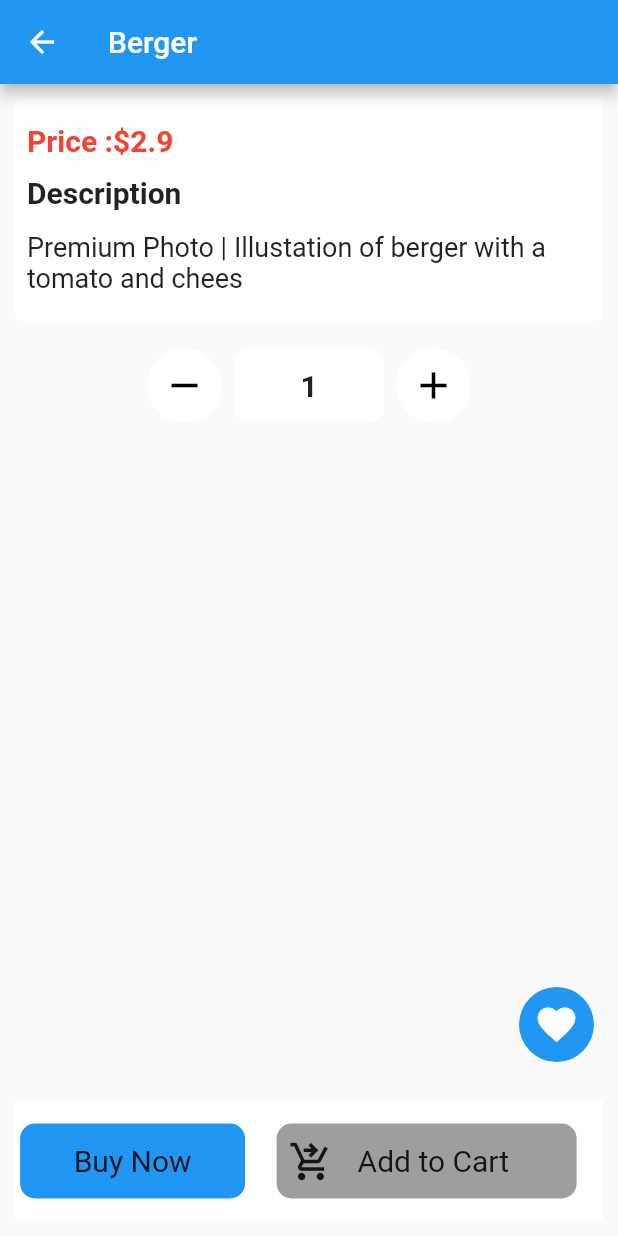
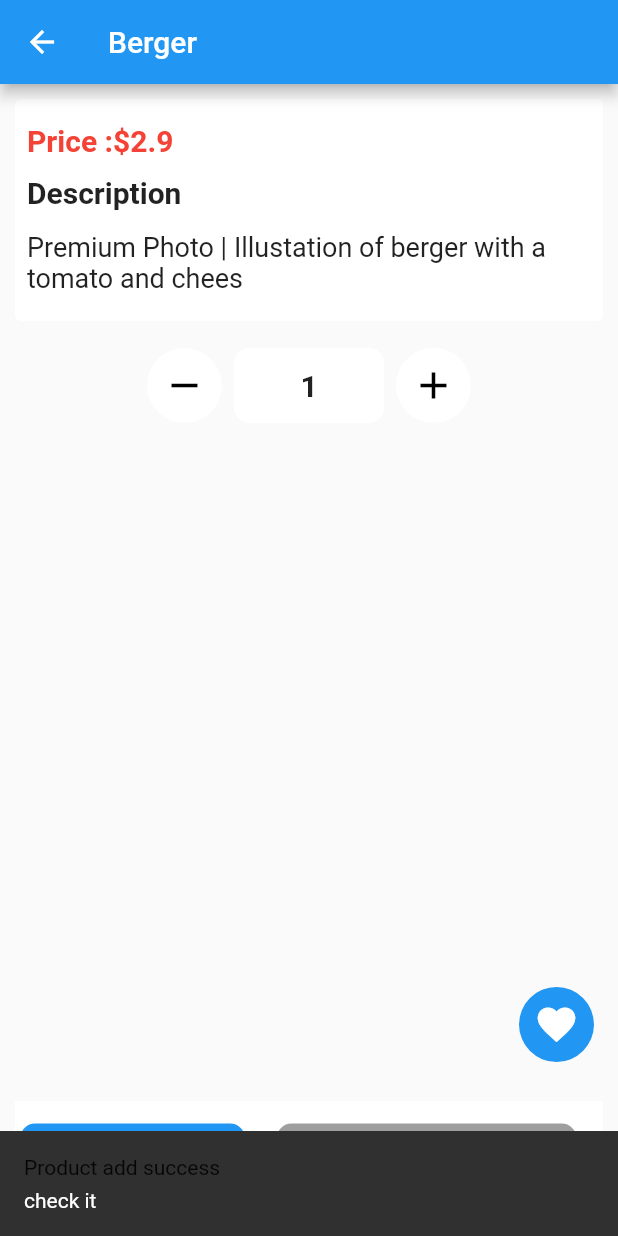
Before and after one commit to PHANNA11/App_UI_design, a Flutter app: the DetailProductScreen screen opened directly with sample values from the repository, after a tap on "Add to Cart", on a phone screen of 412 x 824 dp. Run offline on Flutter 3.47's test engine with Material 2 defaults, Android fonts, the phone set to English and light mode, and no system bars; our stand-ins replace badges, get; network calls fail.

Commit message:
Check add to cart

```diff
--- a/lib/view/shop/controller/shopping_cart_controller.dart
+++ b/lib/view/shop/controller/shopping_cart_controller.dart
@@ -4,6 +4,17 @@ import 'package:get/get_state_manager/get_state_manager.dart';
 
 class ShoppingCartController extends GetxController {
   RxList<ProductModel> productList = <ProductModel>[].obs;
+  RxInt countTempQty = 1.obs;
+  void countQtyUp() async {
+    countTempQty++;
+    update();
+  }
+
+  void countQtyDown() async {
+    countTempQty--;
+    update();
+  }
+
   void addToCart({required ProductModel? product}) async {
     if (productList.isEmpty) {
       productList.add(product!);
--- a/lib/view/shop/view/detail_product_screen.dart
+++ b/lib/view/shop/view/detail_product_screen.dart
@@ -1,5 +1,6 @@
 import 'package:design_ex/view/shop/controller/shopping_cart_controller.dart';
 import 'package:design_ex/view/shop/model/product_model.dart';
+import 'package:flutter/cupertino.dart';
 import 'package:flutter/material.dart';
 import 'package:flutter/src/widgets/framework.dart';
 import 'package:flutter/src/widgets/placeholder.dart';
@@ -19,6 +20,7 @@ class _DetailProductScreenState extends State<DetailProductScreen> {
   void initState() {
     // TODO: implement initState
     setState(() {
+      cartController.countTempQty.value = 1;
       isFavorite = widget.pro.isFavorite;
     });
   }
@@ -200,9 +202,35 @@ class _DetailProductScreenState extends State<DetailProductScreen> {
           ),
           Expanded(
             flex: 3,
-            child: Center(
+            child: GetBuilder<ShoppingCartController>(builder: (context) {
+              return Center(
                 child: GestureDetector(
-                onTap: () {},
+                  onTap: () async {
+                    if (cartController.productList.isNotEmpty &&
+                        cartController.productList
+                            .every((p0) => p0.id == widget.pro.id)) {
+                      Get.defaultDialog(
+                        title: 'Alert Noted',
+                        content: Text(
+                          '${widget.pro.name.toUpperCase()} is have ready in cart',
+                        ),
+                        cancel: CupertinoButton(
+                          onPressed: () {
+                            Get.back();
+                          },
+                          child: const Text('Cancel'),
+                        ),
+                      );
+                    } else {
+                      cartController.addToCart(product: widget.pro);
+                      Get.showSnackbar(const GetSnackBar(
+                        duration: Duration(seconds: 2),
+                        title: 'Alert ',
+                        message: 'check it',
+                        titleText: Text('Product add success'),
+                      ));
+                    }
+                  },
                   child: Container(
                     height: 50,
                     width: 200,
@@ -210,15 +238,15 @@ class _DetailProductScreenState extends State<DetailProductScreen> {
                         color: Colors.grey,
                         borderRadius: BorderRadius.circular(10)),
                     child: Row(
-                    children: [
-                      const Padding(
+                      children: const [
+                        Padding(
                           padding: EdgeInsets.all(8.0),
                           child: Icon(
                             Icons.shopping_cart_checkout,
                             size: 30,
                           ),
                         ),
-                      const Padding(
+                        Padding(
                           padding: EdgeInsets.all(8.0),
                           child: Text(
                             'Add to Cart',
@@ -231,7 +259,8 @@ class _DetailProductScreenState extends State<DetailProductScreen> {
                     ),
                   ),
                 ),
-            ),
+              );
+            }),
           )
         ]),
       ),
```
Lines whose indentation alone changed are shown as unchanged.
